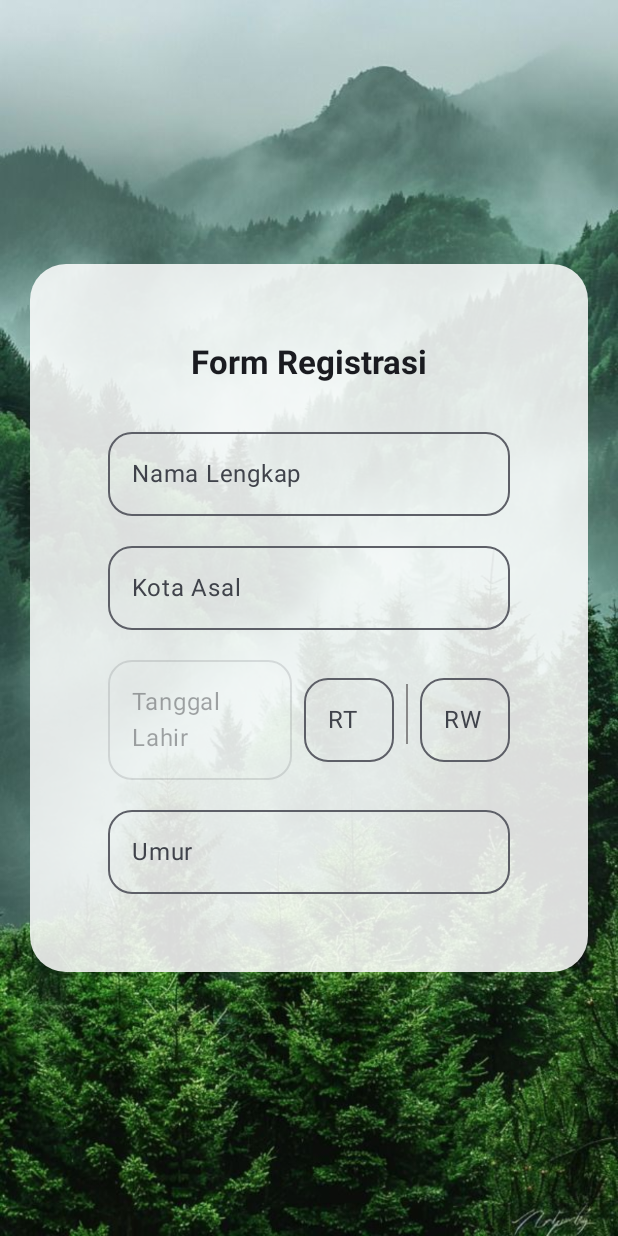
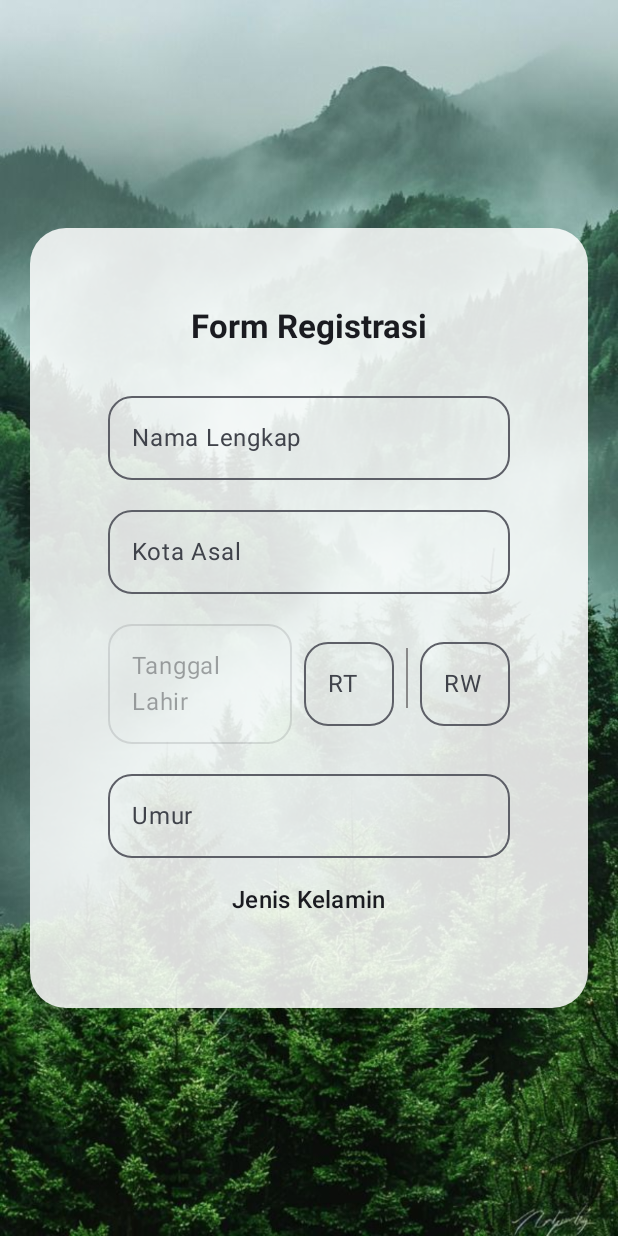
Before and after one commit to naxsyambis/QuestUserInput_163, an Android app built with Jetpack Compose: the screen it shows after launch (MainActivity), on a phone screen of 412 x 824 dp. Run offline under Robolectric (Android 15) with nearby library versions, the phone set to English and light mode, and no system bars.

Commit message:
Membuat tulisan jenis kelasmin dan menambahkan string jenis

```diff
--- a/app/src/main/java/com/example/questuserinput_163/Registrasi.kt
+++ b/app/src/main/java/com/example/questuserinput_163/Registrasi.kt
@@ -160,6 +160,15 @@ fun FormRegistrasi(modifier: Modifier){
                 singleLine = true
             )
 
+            Text(
+                text = stringResource(id = R.string.jenis),
+                style = MaterialTheme.typography.titleMedium.copy(fontWeight = FontWeight.SemiBold),
+                modifier = Modifier.padding(top = 16.dp, bottom = 8.dp)
+            )
+
+            Row(
+
+            ){}
         }
     }
 }
--- a/app/src/main/res/values/strings.xml
+++ b/app/src/main/res/values/strings.xml
@@ -2,4 +2,5 @@
     <string name="app_name">Input Pengguna</string>
     <string name="submit">Submit</string>
     <string name="regis">Form Registrasi</string>
+    <string name="jenis">Jenis Kelamin</string>
 </resources>
```
